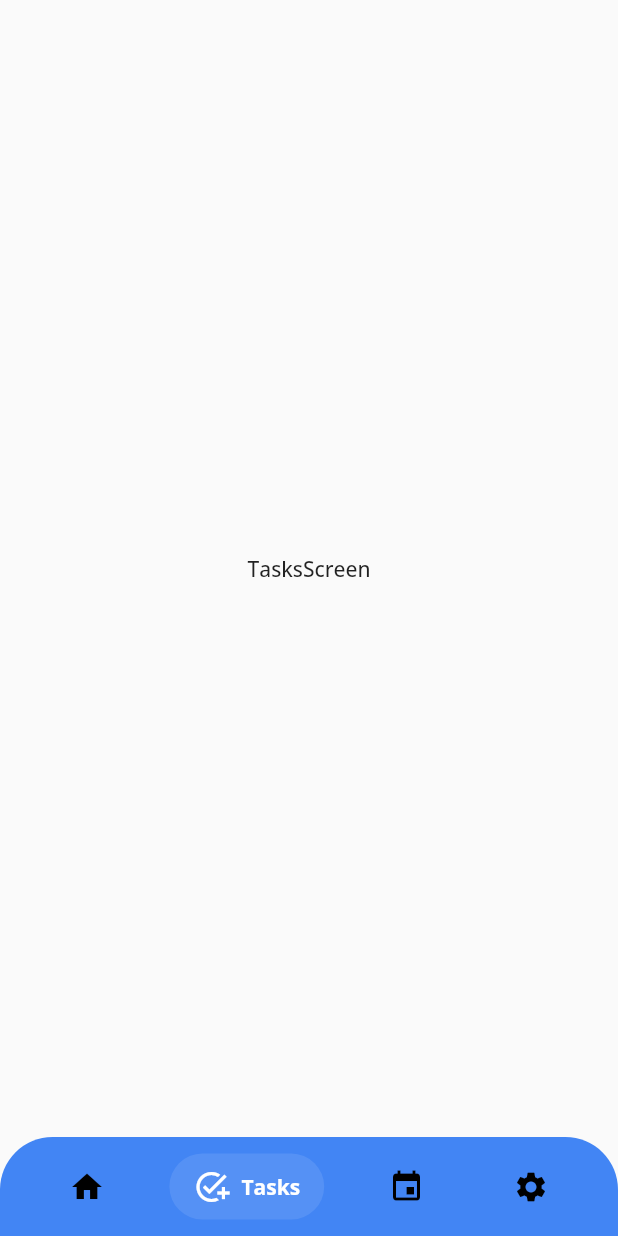
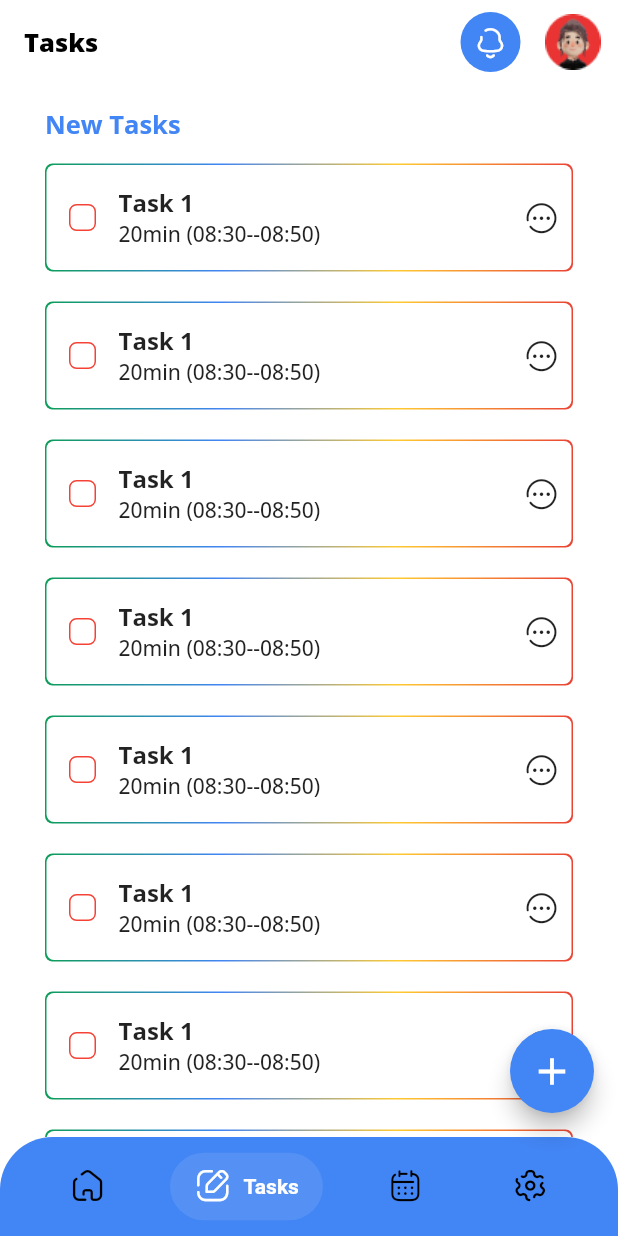
Before and after one commit to HoussemBousmaha/gdg_organizers_app, a Flutter app: the screen it shows after launch, item 2 of the bottom bar chosen, on a phone screen of 412 x 824 dp. Run offline on Flutter 3.47's test engine with Material 2 defaults, Android fonts, the phone set to English and light mode, and no system bars; drawn by our look-alikes of flutter_speed_dial, salomon_bottom_bar; our stand-ins replace bloc, flutter_bloc.

Commit message:
btmNavBar & TaskWidget & Fab & AppBar added

```diff
--- a/lib/main.dart
+++ b/lib/main.dart
@@ -22,7 +22,9 @@ class MyApp extends StatelessWidget {
       ],
       child: MaterialApp(
         theme: ThemeData(
+          primaryColor: Color(0xFF4285F4),
           fontFamily: 'OpenSans',
+          scaffoldBackgroundColor: Colors.white,
         ),
         debugShowCheckedModeBanner: false,
         home: LayoutScreen(),
--- a/lib/screens/app_layout.dart
+++ b/lib/screens/app_layout.dart
@@ -1,20 +1,101 @@
 import 'package:flutter/material.dart';
 import 'package:flutter_bloc/flutter_bloc.dart';
+import 'package:flutter_speed_dial/flutter_speed_dial.dart';
 import 'package:gdg_organizers_app/shared/bloc/cubit.dart';
 import 'package:gdg_organizers_app/shared/bloc/states.dart';
 
 import 'package:salomon_bottom_bar/salomon_bottom_bar.dart';
+
+import '../shared/icon_broken.dart';
 
 class LayoutScreen extends StatelessWidget {
   const LayoutScreen({Key? key}) : super(key: key);
 
   @override
   Widget build(BuildContext context) {
+    var isDialOpen = ValueNotifier<bool>(false);
     return BlocConsumer<AppCubit, AppStates>(
       listener: (context, state) {},
       builder: (context, state) {
         AppCubit appCubit = AppCubit.get(context);
-        return Scaffold(
+        return WillPopScope(
+          onWillPop: () async {
+            if (isDialOpen.value) {
+              isDialOpen.value = false;
+              return false;
+            }
+            return true;
+          },
+          child: Scaffold(
+            floatingActionButton: SpeedDial(
+              children: [
+                SpeedDialChild(
+                  child: const Icon(Icons.qr_code_2),
+                  backgroundColor: const Color(0xFF4285F4),
+                  foregroundColor: Colors.white,
+                  onTap: () {},
+                ),
+                SpeedDialChild(
+                  child: const Icon(Icons.call),
+                  backgroundColor: const Color(0xFF4285F4),
+                  foregroundColor: Colors.white,
+                  onTap: () {},
+                ),
+                SpeedDialChild(
+                  child: const Icon(Icons.map),
+                  backgroundColor: const Color(0xFF4285F4),
+                  foregroundColor: Colors.white,
+                  onTap: () {},
+                ),
+              ],
+              activeIcon: Icons.close,
+              openCloseDial: isDialOpen,
+              backgroundColor: Color(0xFF4285F4),
+              child: Icon(
+                Icons.add,
+                size: 30,
+              ),
+            ),
+            appBar: AppBar(
+              elevation: 0,
+              backgroundColor: Colors.white,
+              title: Text(
+                appCubit.appBarTitles[appCubit.currentIndex],
+                style: TextStyle(
+                  color: Colors.black,
+                  fontWeight: FontWeight.w800,
+                  fontSize: 17,
+                ),
+              ),
+              actions: [
+                GestureDetector(
+                  onTap: () {},
+                  child: CircleAvatar(
+                    backgroundColor: Color(0xFF4285F4),
+                    child: Icon(
+                      IconBroken.Notification,
+                      color: Colors.white,
+                    ),
+                  ),
+                ),
+                const SizedBox(
+                  width: 15,
+                ),
+                GestureDetector(
+                  onTap: () {},
+                  child: CircleAvatar(
+                    backgroundColor: Colors.white,
+                    child: Image.asset(
+                      'assets/images/Janet.png',
+                      fit: BoxFit.cover,
+                    ),
+                  ),
+                ),
+                const SizedBox(
+                  width: 10,
+                ),
+              ],
+            ),
             body: appCubit.screens[appCubit.currentIndex],
             bottomNavigationBar: Container(
               height: 66,
@@ -37,41 +118,49 @@ class LayoutScreen extends StatelessWidget {
                 },
                 items: [
                   SalomonBottomBarItem(
-                  icon: const Icon(Icons.home),
+                    icon: const Icon(
+                      IconBroken.Home,
+                      size: 25,
+                    ),
                     title: const Text(
                       "Home",
                       style: TextStyle(
-                      fontFamily: 'OpenSans',
                         fontWeight: FontWeight.w700,
                       ),
                     ),
                   ),
                   SalomonBottomBarItem(
-                  icon: const Icon(Icons.add_task),
+                    icon: const Icon(
+                      IconBroken.Edit_Square,
+                      size: 25,
+                    ),
                     title: const Text(
                       "Tasks",
                       style: TextStyle(
-                      fontFamily: 'OpenSans',
                         fontWeight: FontWeight.w700,
                       ),
                     ),
                   ),
                   SalomonBottomBarItem(
-                  icon: const Icon(Icons.event),
+                    icon: const Icon(
+                      IconBroken.Calendar,
+                      size: 25,
+                    ),
                     title: const Text(
                       "Events",
                       style: TextStyle(
-                      fontFamily: 'OpenSans',
                         fontWeight: FontWeight.w700,
                       ),
                     ),
                   ),
                   SalomonBottomBarItem(
-                  icon: const Icon(Icons.settings),
+                    icon: const Icon(
+                      IconBroken.Setting,
+                      size: 25,
+                    ),
                     title: const Text(
                       "Settings",
                       style: TextStyle(
-                      fontFamily: 'OpenSans',
                         fontWeight: FontWeight.w700,
                       ),
                     ),
@@ -79,6 +168,7 @@ class LayoutScreen extends StatelessWidget {
                 ],
               ),
             ),
+          ),
         );
       },
     );
--- a/lib/screens/tasks_screen.dart
+++ b/lib/screens/tasks_screen.dart
@@ -1,12 +1,52 @@
 import 'package:flutter/material.dart';
+import 'package:gdg_organizers_app/shared/icon_broken.dart';
+
+import '../shared/components/task_widget.dart';
+import '../shared/const.dart';
 
 class TasksScreen extends StatelessWidget {
   const TasksScreen({Key? key}) : super(key: key);
 
   @override
   Widget build(BuildContext context) {
-    return Center(
-      child: Text('TasksScreen'),
+    return SingleChildScrollView(
+      physics: const BouncingScrollPhysics(),
+      child: Column(
+        crossAxisAlignment: CrossAxisAlignment.start,
+        children: [
+          const Padding(
+            padding: EdgeInsets.only(
+              left: 30.0,
+              top: 15,
+            ),
+            child: Text(
+              'New Tasks',
+              style: TextStyle(
+                color: Color(0xFF4285F4),
+                fontWeight: FontWeight.w700,
+                fontSize: 17,
+              ),
+            ),
+          ),
+          const SizedBox(
+            height: 15,
+          ),
+          ListView.separated(
+            shrinkWrap: true,
+            physics: const NeverScrollableScrollPhysics(),
+            itemBuilder: (context, index) {
+              // just a static widget
+              return TaskWidget();
+            },
+            separatorBuilder: (context, index) {
+              return const SizedBox(
+                height: 20,
+              );
+            },
+            itemCount: 10,
+          ),
+        ],
+      ),
     );
   }
 }
--- a/lib/shared/bloc/cubit.dart
+++ b/lib/shared/bloc/cubit.dart
@@ -19,6 +19,13 @@ class AppCubit extends Cubit<AppStates> {
     EventsScreen(),
     SettingsScreen(),
   ];
+
+  List<String> appBarTitles = [
+    'Home',
+    'Tasks',
+    'UpComming Events',
+    'Settings',
+  ];
   void changeIndex(int index) {
     currentIndex = index;
     emit(AppBottomNavBarChangeState());
--- /dev/null
+++ b/lib/shared/components/task_widget.dart
@@ -0,0 +1,70 @@
+import 'package:flutter/material.dart';
+
+import '../const.dart';
+import '../icon_broken.dart';
+
+class TaskWidget extends StatelessWidget {
+  const TaskWidget({Key? key}) : super(key: key);
+
+  @override
+  Widget build(BuildContext context) {
+    return Padding(
+      padding: const EdgeInsets.symmetric(horizontal: 30.0),
+      child: Container(
+        decoration: kBoxDecorationForTask,
+        child: Padding(
+          padding: const EdgeInsets.all(1.0),
+          child: Container(
+            height: 70,
+            decoration: BoxDecoration(
+              color: Colors.white,
+              borderRadius: BorderRadius.circular(
+                5,
+              ),
+            ),
+            child: Row(
+              children: [
+                Checkbox(
+                  side: const BorderSide(
+                    color: Colors.red,
+                  ),
+                  value: false,
+                  onChanged: (value) {},
+                  shape: RoundedRectangleBorder(
+                    borderRadius: BorderRadius.circular(5),
+                  ),
+                ),
+                Column(
+                  mainAxisAlignment: MainAxisAlignment.center,
+                  crossAxisAlignment: CrossAxisAlignment.start,
+                  children: [
+                    Text(
+                      'Task 1',
+                      style: TextStyle(
+                        fontWeight: FontWeight.w700,
+                        fontSize: 16,
+                      ),
+                    ),
+                    Text(
+                      '20min (08:30--08:50)',
+                    ),
+                  ],
+                ),
+                const Spacer(),
+                Padding(
+                  padding: const EdgeInsets.only(right: 8.0),
+                  child: GestureDetector(
+                    onTap: () {},
+                    child: const Icon(
+                      IconBroken.More_Circle,
+                    ),
+                  ),
+                ),
+              ],
+            ),
+          ),
+        ),
+      ),
+    );
+  }
+}
--- /dev/null
+++ b/lib/shared/const.dart
@@ -0,0 +1,11 @@
+import 'package:flutter/material.dart';
+
+final kBoxDecorationForTask = BoxDecoration(
+  borderRadius: BorderRadius.circular(5),
+  gradient: const LinearGradient(colors: [
+    Color(0xFF0D9D58),
+    Color(0xFF4285F4),
+    Color(0xFFFFCA32),
+    Color(0xFFEA4334),
+  ]),
+);
--- /dev/null
+++ b/lib/shared/icon_broken.dart
@@ -0,0 +1,139 @@
+// Place fonts/icons.ttf in your fonts/ directory and
+// add the following to your pubspec.yaml
+// flutter:
+//   fonts:
+//    - family: Iconly-Broken
+//      fonts:
+//       - asset: fonts/icons.ttf
+import 'package:flutter/widgets.dart';
+
+class IconBroken {
+  IconBroken._();
+
+  static const String _fontFamily = 'IconBroken';
+
+  static const IconData User = IconData(0xe900, fontFamily: _fontFamily);
+  static const IconData User1 = IconData(0xe901, fontFamily: _fontFamily);
+  static const IconData Activity = IconData(0xe902, fontFamily: _fontFamily);
+  static const IconData Add_User = IconData(0xe903, fontFamily: _fontFamily);
+  static const IconData Arrow___Down_2 =
+      IconData(0xe904, fontFamily: _fontFamily);
+  static const IconData Arrow___Down_3 =
+      IconData(0xe905, fontFamily: _fontFamily);
+  static const IconData Arrow___Down_Circle =
+      IconData(0xe906, fontFamily: _fontFamily);
+  static const IconData Arrow___Down_Square =
+      IconData(0xe907, fontFamily: _fontFamily);
+  static const IconData Arrow___Down =
+      IconData(0xe908, fontFamily: _fontFamily);
+  static const IconData Arrow___Left_2 =
+      IconData(0xe909, fontFamily: _fontFamily);
+  static const IconData Arrow___Left_3 =
+      IconData(0xe90a, fontFamily: _fontFamily);
+  static const IconData Arrow___Left_Circle =
+      IconData(0xe90b, fontFamily: _fontFamily);
+  static const IconData Arrow___Left_Square =
+      IconData(0xe90c, fontFamily: _fontFamily);
+  static const IconData Arrow___Left =
+      IconData(0xe90d, fontFamily: _fontFamily);
+  static const IconData Arrow___Right_2 =
+      IconData(0xe90e, fontFamily: _fontFamily);
+  static const IconData Arrow___Right_3 =
+      IconData(0xe90f, fontFamily: _fontFamily);
+  static const IconData Arrow___Right_Circle =
+      IconData(0xe910, fontFamily: _fontFamily);
+  static const IconData Arrow___Right_Square =
+      IconData(0xe911, fontFamily: _fontFamily);
+  static const IconData Arrow___Right =
+      IconData(0xe912, fontFamily: _fontFamily);
+  static const IconData Arrow___Up_2 =
+      IconData(0xe913, fontFamily: _fontFamily);
+  static const IconData Arrow___Up_3 =
+      IconData(0xe914, fontFamily: _fontFamily);
+  static const IconData Arrow___Up_Circle =
+      IconData(0xe915, fontFamily: _fontFamily);
+  static const IconData Arrow___Up_Square =
+      IconData(0xe916, fontFamily: _fontFamily);
+  static const IconData Arrow___Up = IconData(0xe917, fontFamily: _fontFamily);
+  static const IconData Bag_2 = IconData(0xe918, fontFamily: _fontFamily);
+  static const IconData Bag = IconData(0xe919, fontFamily: _fontFamily);
+  static const IconData Bookmark = IconData(0xe91a, fontFamily: _fontFamily);
+  static const IconData Buy = IconData(0xe91b, fontFamily: _fontFamily);
+  static const IconData Calendar = IconData(0xe91c, fontFamily: _fontFamily);
+  static const IconData Call_Missed = IconData(0xe91d, fontFamily: _fontFamily);
+  static const IconData Call_Silent = IconData(0xe91e, fontFamily: _fontFamily);
+  static const IconData Call = IconData(0xe91f, fontFamily: _fontFamily);
+  static const IconData Calling = IconData(0xe920, fontFamily: _fontFamily);
+  static const IconData Camera = IconData(0xe921, fontFamily: _fontFamily);
+  static const IconData Category = IconData(0xe922, fontFamily: _fontFamily);
+  static const IconData Chart = IconData(0xe923, fontFamily: _fontFamily);
+  static const IconData Chat = IconData(0xe924, fontFamily: _fontFamily);
+  static const IconData Close_Square =
+      IconData(0xe925, fontFamily: _fontFamily);
+  static const IconData Danger = IconData(0xe926, fontFamily: _fontFamily);
+  static const IconData Delete = IconData(0xe927, fontFamily: _fontFamily);
+  static const IconData Discount = IconData(0xe928, fontFamily: _fontFamily);
+  static const IconData Discovery = IconData(0xe929, fontFamily: _fontFamily);
+  static const IconData Document = IconData(0xe92a, fontFamily: _fontFamily);
+  static const IconData Download = IconData(0xe92b, fontFamily: _fontFamily);
+  static const IconData Edit_Square = IconData(0xe92c, fontFamily: _fontFamily);
+  static const IconData Edit = IconData(0xe92d, fontFamily: _fontFamily);
+  static const IconData Filter_2 = IconData(0xe92e, fontFamily: _fontFamily);
+  static const IconData Filter = IconData(0xe92f, fontFamily: _fontFamily);
+  static const IconData Folder = IconData(0xe930, fontFamily: _fontFamily);
+  static const IconData Game = IconData(0xe931, fontFamily: _fontFamily);
+  static const IconData Graph = IconData(0xe932, fontFamily: _fontFamily);
+  static const IconData Heart = IconData(0xe933, fontFamily: _fontFamily);
+  static const IconData Hide = IconData(0xe934, fontFamily: _fontFamily);
+  static const IconData Home = IconData(0xe935, fontFamily: _fontFamily);
+  static const IconData Image_2 = IconData(0xe936, fontFamily: _fontFamily);
+  static const IconData Image = IconData(0xe937, fontFamily: _fontFamily);
+  static const IconData Info_Circle = IconData(0xe938, fontFamily: _fontFamily);
+  static const IconData Info_Square = IconData(0xe939, fontFamily: _fontFamily);
+  static const IconData Location = IconData(0xe93a, fontFamily: _fontFamily);
+  static const IconData Lock = IconData(0xe93b, fontFamily: _fontFamily);
+  static const IconData Login = IconData(0xe93c, fontFamily: _fontFamily);
+  static const IconData Logout = IconData(0xe93d, fontFamily: _fontFamily);
+  static const IconData Message = IconData(0xe93e, fontFamily: _fontFamily);
+  static const IconData More_Circle = IconData(0xe93f, fontFamily: _fontFamily);
+  static const IconData More_Square = IconData(0xe940, fontFamily: _fontFamily);
+  static const IconData Notification =
+      IconData(0xe941, fontFamily: _fontFamily);
+  static const IconData Paper_Download =
+      IconData(0xe942, fontFamily: _fontFamily);
+  static const IconData Paper_Fail = IconData(0xe943, fontFamily: _fontFamily);
+  static const IconData Paper_Negative =
+      IconData(0xe944, fontFamily: _fontFamily);
+  static const IconData Paper_Plus = IconData(0xe945, fontFamily: _fontFamily);
+  static const IconData Paper_Upload =
+      IconData(0xe946, fontFamily: _fontFamily);
+  static const IconData Paper = IconData(0xe947, fontFamily: _fontFamily);
+  static const IconData Password = IconData(0xe948, fontFamily: _fontFamily);
+  static const IconData Play = IconData(0xe949, fontFamily: _fontFamily);
+  static const IconData Plus = IconData(0xe94a, fontFamily: _fontFamily);
+  static const IconData Profile = IconData(0xe94b, fontFamily: _fontFamily);
+  static const IconData Scan = IconData(0xe94c, fontFamily: _fontFamily);
+  static const IconData Search = IconData(0xe94d, fontFamily: _fontFamily);
+  static const IconData Send = IconData(0xe94e, fontFamily: _fontFamily);
+  static const IconData Setting = IconData(0xe94f, fontFamily: _fontFamily);
+  static const IconData Shield_Done = IconData(0xe950, fontFamily: _fontFamily);
+  static const IconData Shield_Fail = IconData(0xe951, fontFamily: _fontFamily);
+  static const IconData Show = IconData(0xe952, fontFamily: _fontFamily);
+  static const IconData Star = IconData(0xe953, fontFamily: _fontFamily);
+  static const IconData Swap = IconData(0xe954, fontFamily: _fontFamily);
+  static const IconData Tick_Square = IconData(0xe955, fontFamily: _fontFamily);
+  static const IconData Ticket_Star = IconData(0xe956, fontFamily: _fontFamily);
+  static const IconData Ticket = IconData(0xe957, fontFamily: _fontFamily);
+  static const IconData Time_Circle = IconData(0xe958, fontFamily: _fontFamily);
+  static const IconData Time_Square = IconData(0xe959, fontFamily: _fontFamily);
+  static const IconData Unlock = IconData(0xe95a, fontFamily: _fontFamily);
+  static const IconData Upload = IconData(0xe95b, fontFamily: _fontFamily);
+  static const IconData Video = IconData(0xe95c, fontFamily: _fontFamily);
+  static const IconData Voice_2 = IconData(0xe95d, fontFamily: _fontFamily);
+  static const IconData Voice = IconData(0xe95e, fontFamily: _fontFamily);
+  static const IconData Volume_Down = IconData(0xe95f, fontFamily: _fontFamily);
+  static const IconData Volume_Off = IconData(0xe960, fontFamily: _fontFamily);
+  static const IconData Volume_Up = IconData(0xe961, fontFamily: _fontFamily);
+  static const IconData Wallet = IconData(0xe962, fontFamily: _fontFamily);
+  static const IconData Work = IconData(0xe963, fontFamily: _fontFamily);
+}
--- a/pubspec.yaml
+++ b/pubspec.yaml
@@ -41,6 +41,7 @@ dependencies:
   flutter_bloc: ^8.1.1
   dio: ^4.0.6
   shared_preferences: ^2.0.15
+  flutter_speed_dial: ^6.2.0
   flutter_svg: ^1.1.6
 
 dev_dependencies:
@@ -68,6 +69,7 @@ flutter:
   # To add assets to your application, add an assets section, like this:
   assets:
     - assets/icons/
+    - assets/images/
 
   # An image asset can refer to one or more resolution-specific "variants", see
   # https://flutter.dev/assets-and-images/#resolution-aware
@@ -93,3 +95,6 @@ flutter:
           weight: 500
         - asset: assets/fonts/OpenSans-Light.ttf
           weight: 400
+    - family: IconBroken
+      fonts:
+       - asset: assets/icons/icons.ttf
```
Also changed, not shown: assets/icons/Vectorhome_icon.png (deleted), assets/icons/Vectorhome_icon.svg (deleted), assets/icons/icons.ttf (added), assets/images/Janet.png (added), pubspec.lock. Lines whose indentation alone changed are shown as unchanged.
